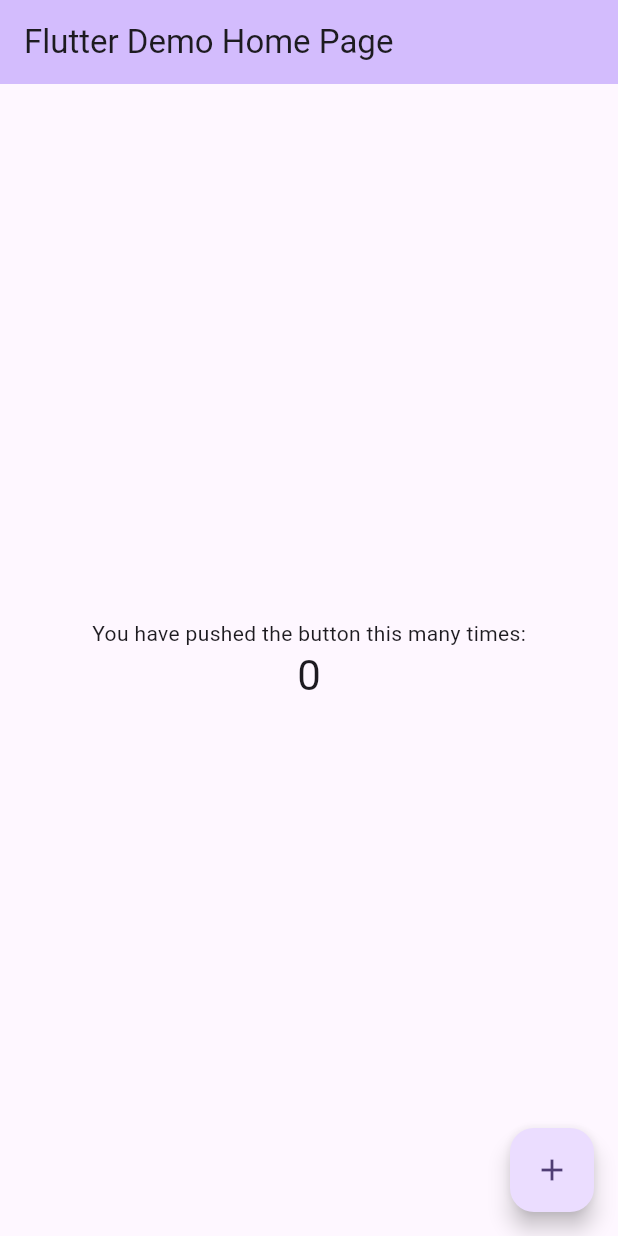
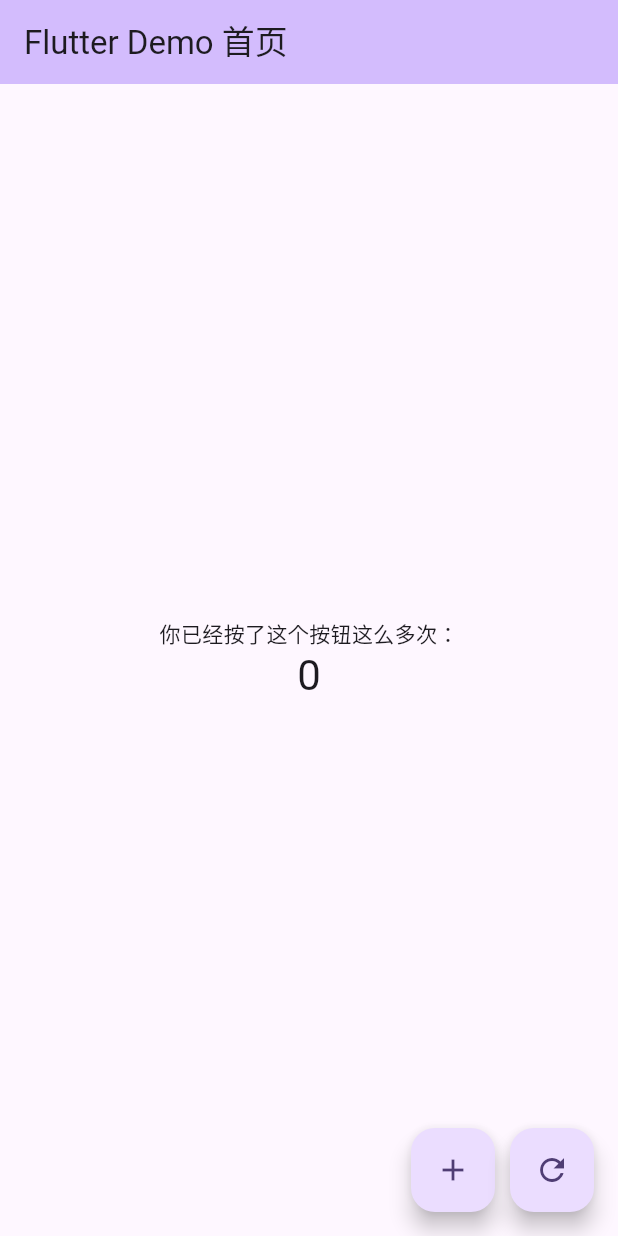
Before and after one commit to ZHUBoer/clive-learning-code, a Flutter app: the screen it shows after launch, on a phone screen of 412 x 824 dp. Run offline on Flutter 3.47's test engine with Material 3 defaults, Android fonts, the phone set to English and light mode, and no system bars.

Commit message:
feat:  flutter-test 增加计数器功能

```diff
--- a/flutter_application_test/lib/main.dart
+++ b/flutter_application_test/lib/main.dart
@@ -7,31 +7,26 @@ void main() {
 class MyApp extends StatelessWidget {
   const MyApp({super.key});
 
-  // This widget is the root of your application.
+  // 这个widget是你的应用程序的根。
   @override
   Widget build(BuildContext context) {
     return MaterialApp(
       title: 'Flutter Demo',
       theme: ThemeData(
-        // This is the theme of your application.
+        // 这是你的应用程序的主题。
         //
-        // TRY THIS: Try running your application with "flutter run". You'll see
-        // the application has a purple toolbar. Then, without quitting the app,
-        // try changing the seedColor in the colorScheme below to Colors.green
-        // and then invoke "hot reload" (save your changes or press the "hot
-        // reload" button in a Flutter-supported IDE, or press "r" if you used
-        // the command line to start the app).
+        // 尝试这个：尝试运行你的应用程序并使用"flutter run"。你会看到
+        // 应用程序有一个紫色的工具栏。然后，在不退出应用程序的情况下，
+        // 尝试将下面的colorScheme中的seedColor更改为Colors.green
+        // 然后触发"热重载"（保存你的更改或在Flutter支持的IDE中按"热重载"按钮，或如果你使用命令行启动应用程序，则按"r"）。
         //
-        // Notice that the counter didn't reset back to zero; the application
-        // state is not lost during the reload. To reset the state, use hot
-        // restart instead.
+        // 注意计数器没有重置为零；应用程序状态在重载期间不会丢失。要重置状态，请使用热重启。
         //
-        // This works for code too, not just values: Most code changes can be
-        // tested with just a hot reload.
+        // 这也适用于代码，而不仅仅是值：大多数代码更改都可以仅通过热重载来测试。
         colorScheme: ColorScheme.fromSeed(seedColor: Colors.deepPurple),
         useMaterial3: true,
       ),
-      home: const MyHomePage(title: 'Flutter Demo Home Page'),
+      home: const MyHomePage(title: 'Flutter Demo 首页'),
     );
   }
 }
@@ -39,15 +34,11 @@ class MyApp extends StatelessWidget {
 class MyHomePage extends StatefulWidget {
   const MyHomePage({super.key, required this.title});
 
-  // This widget is the home page of your application. It is stateful, meaning
-  // that it has a State object (defined below) that contains fields that affect
-  // how it looks.
+  // 这是你的应用程序的主页。它是状态性的，这意味着
+  // 它有一个State对象（下面定义），其中包含影响它外观的字段。
 
-  // This class is the configuration for the state. It holds the values (in this
-  // case the title) provided by the parent (in this case the App widget) and
-  // used by the build method of the State. Fields in a Widget subclass are
-  // always marked "final".
-
+  // 这个类是状态的配置。它保存了父级（在本例中为App widget）提供的值（在本例中为标题）
+  // 并在State的build方法中使用。
   final String title;
 
   @override
@@ -59,54 +50,56 @@ class _MyHomePageState extends State<MyHomePage> {
 
   void _incrementCounter() {
     setState(() {
-      // This call to setState tells the Flutter framework that something has
-      // changed in this State, which causes it to rerun the build method below
-      // so that the display can reflect the updated values. If we changed
-      // _counter without calling setState(), then the build method would not be
-      // called again, and so nothing would appear to happen.
+      // 这个调用setState告诉Flutter框架这个State中的某些东西已经改变，
+      // 这导致它再次运行下面的build方法，以便显示可以反映更新的值的更改。
+      // 如果我们更改_counter而不调用setState()，那么build方法将不会再次运行，
+      // 因此看起来什么都没有发生。
       _counter++;
+    });
+  }
+
+// 复位计数器
+  void _resetCounter() {
+    setState(() {
+      _counter = 0;
     });
   }
 
   @override
   Widget build(BuildContext context) {
-    // This method is rerun every time setState is called, for instance as done
-    // by the _incrementCounter method above.
+    // 这个方法每次调用setState时都会重新运行，例如在
+    // 上面的_incrementCounter方法中所做的那样。
     //
-    // The Flutter framework has been optimized to make rerunning build methods
-    // fast, so that you can just rebuild anything that needs updating rather
-    // than having to individually change instances of widgets.
+    // Flutter框架已经进行了优化，使得重新运行build方法变得快速，
+    // 这样你就可以只重建需要更新的东西，而不是单独更改widget实例。
     return Scaffold(
       appBar: AppBar(
-        // TRY THIS: Try changing the color here to a specific color (to
-        // Colors.amber, perhaps?) and trigger a hot reload to see the AppBar
-        // change color while the other colors stay the same.
+        // 尝试这个：尝试将这里的颜色更改为特定颜色（例如
+        // Colors.amber），然后触发热重载以查看AppBar
+        // 更改颜色，而其他颜色保持不变。
         backgroundColor: Theme.of(context).colorScheme.inversePrimary,
-        // Here we take the value from the MyHomePage object that was created by
-        // the App.build method, and use it to set our appbar title.
+        // 这里我们取自MyHomePage对象创建的值，该对象由App.build方法创建，
+        // 并用它来设置我们的appbar标题。
         title: Text(widget.title),
       ),
       body: Center(
-        // Center is a layout widget. It takes a single child and positions it
-        // in the middle of the parent.
+        // Center是一个布局widget。它接受一个子项并将其
+        // 放在父级的中间。
         child: Column(
-          // Column is also a layout widget. It takes a list of children and
-          // arranges them vertically. By default, it sizes itself to fit its
-          // children horizontally, and tries to be as tall as its parent.
+          // Column也是一个布局widget。它接受一个子项列表并将其
+          // 垂直排列。默认情况下，它会根据其子项水平调整大小，
+          // 并尝试与其父级一样高。
           //
-          // Column has various properties to control how it sizes itself and
-          // how it positions its children. Here we use mainAxisAlignment to
-          // center the children vertically; the main axis here is the vertical
-          // axis because Columns are vertical (the cross axis would be
-          // horizontal).
+          // Column具有各种属性来控制其如何调整大小以及
+          // 如何定位其子项。这里我们使用mainAxisAlignment将子项垂直居中；
+          // 这里的主轴是垂直轴，因为Columns是垂直的（交叉轴将是水平的）。
           //
-          // TRY THIS: Invoke "debug painting" (choose the "Toggle Debug Paint"
-          // action in the IDE, or press "p" in the console), to see the
-          // wireframe for each widget.
+          // 尝试这个：调用"调试绘制"（在IDE中选择"Toggle Debug Paint"
+          // 操作，或在控制台中按"p"），以查看每个widget的线框。
           mainAxisAlignment: MainAxisAlignment.center,
           children: <Widget>[
             const Text(
-              'You have pushed the button this many times:',
+              '你已经按了这个按钮这么多次：',
             ),
             Text(
               '$_counter',
@@ -115,11 +108,22 @@ class _MyHomePageState extends State<MyHomePage> {
           ],
         ),
       ),
-      floatingActionButton: FloatingActionButton(
-        onPressed: _incrementCounter,
-        tooltip: 'Increment',
-        child: const Icon(Icons.add),
-      ), // This trailing comma makes auto-formatting nicer for build methods.
+      floatingActionButton: Row(
+        mainAxisAlignment: MainAxisAlignment.end,
+        children: <Widget>[
+          FloatingActionButton(
+            onPressed: _incrementCounter,
+            tooltip: '增加',
+            child: const Icon(Icons.add),
+          ),
+          const SizedBox(width: 10),
+          FloatingActionButton(
+            onPressed: _resetCounter,
+            tooltip: '复位',
+            child: const Icon(Icons.refresh),
+          ),
+        ],
+      ), // 这个尾随逗号使自动格式化对于build方法更好。
     );
   }
 }
```
